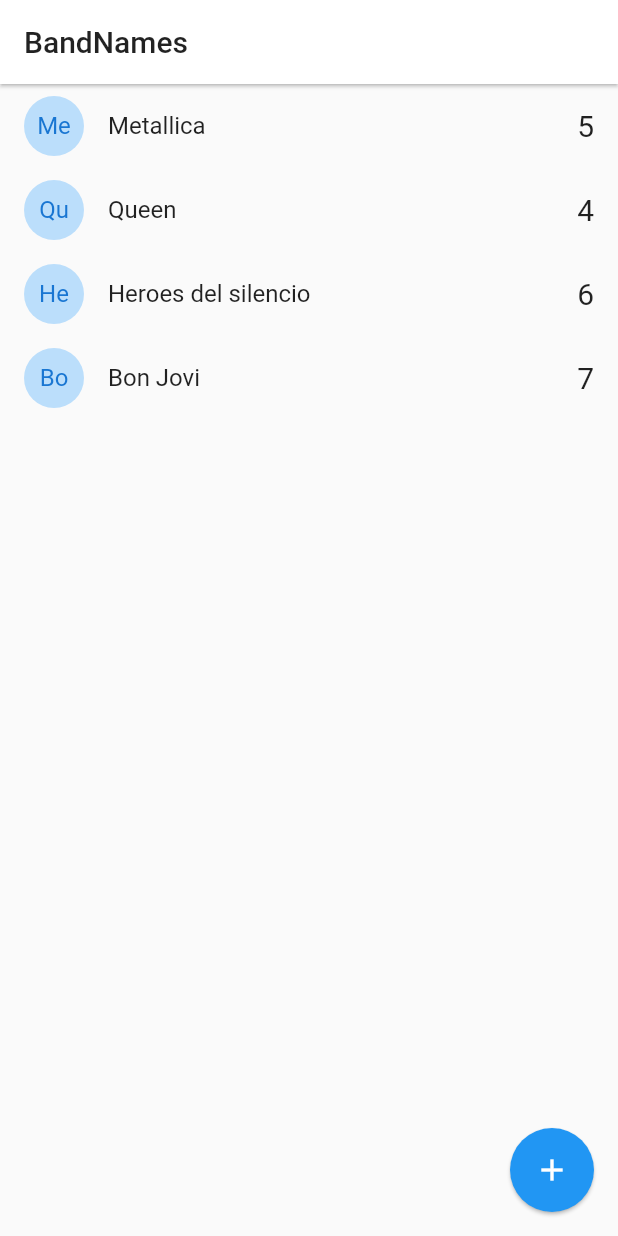
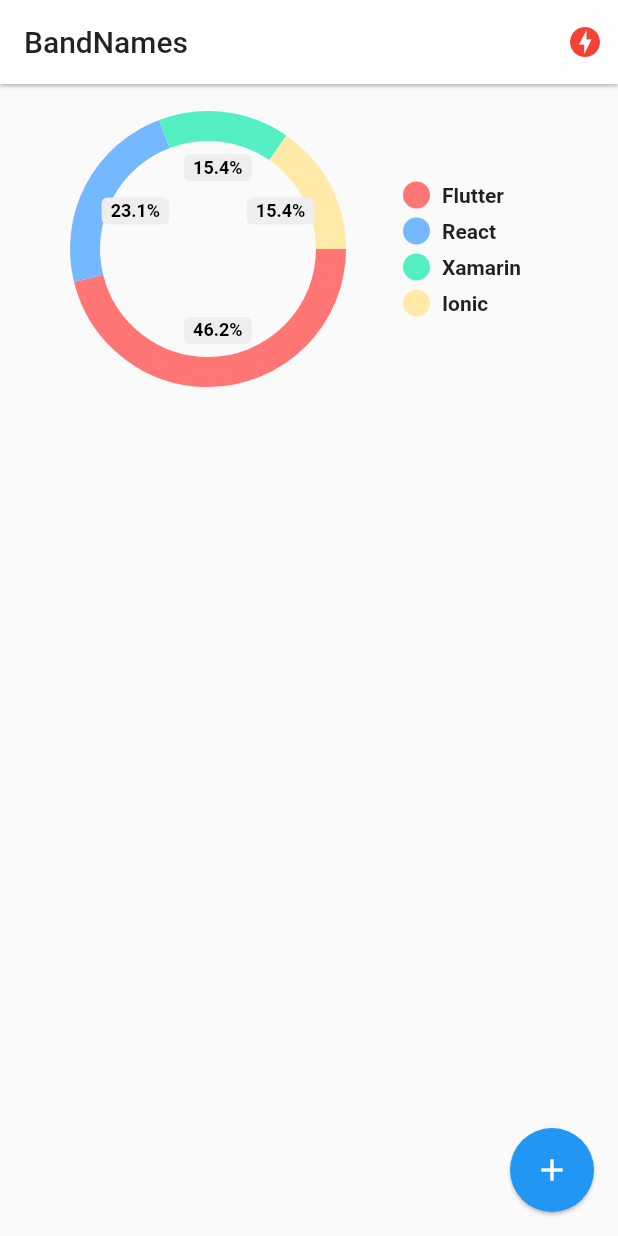
Before and after one commit to dev-RodrigoLopez/flutter-bandnames-socket, a Flutter app: the screen it shows after launch, on a phone screen of 412 x 824 dp. Run offline on Flutter 3.47's test engine with Material 2 defaults, Android fonts, the phone set to English and light mode, and no system bars; drawn by our look-alikes of pie_chart; our stand-ins replace socket_io_client; network calls fail.

Commit message:
App Terminada

```diff
--- a/lib/main.dart
+++ b/lib/main.dart
@@ -1,4 +1,8 @@
 import 'package:flutter/material.dart';
+import 'package:names_app/services/socket_service.dart';
+import 'package:provider/provider.dart';
+
+import 'package:names_app/src/pages/status.dart';
 import 'src/pages/home.dart';
 
 void main() => runApp(MyApp());
@@ -6,10 +10,16 @@ void main() => runApp(MyApp());
 class MyApp extends StatelessWidget {
   @override
   Widget build(BuildContext context) {
-    return MaterialApp(
-        debugShowCheckedModeBanner: false,
-        title: 'Material App',
-        initialRoute: 'home',
-        routes: {'home': (_) => HomePage()});
+    return MultiProvider(
+      providers: [
+        ChangeNotifierProvider(
+            create: (BuildContext context) => SocketService())
+      ],
+      child: MaterialApp(
+          debugShowCheckedModeBanner: false,
+          title: 'Material App',
+          initialRoute: 'home',
+          routes: {'home': (_) => HomePage(), 'status': (_) => StatusPage()}),
+    );
   }
 }
--- /dev/null
+++ b/lib/services/socket_service.dart
@@ -0,0 +1,44 @@
+import 'package:flutter/material.dart';
+import 'package:socket_io_client/socket_io_client.dart' as IO;
+
+enum ServerStatus { Online, Offline, Connecting }
+
+class SocketService with ChangeNotifier {
+  ServerStatus _serverStatus = ServerStatus.Connecting;
+  IO.Socket _socket;
+
+  //Declaramos el Getter
+  ServerStatus get serverStatus => this._serverStatus;
+  IO.Socket get socket => this._socket;
+
+  //Declaramos el constructor
+  SocketService() {
+    this._initConfig();
+  }
+
+  void _initConfig() {
+    this._socket = IO.io('http://192.168.1.87:3000', {
+      'transports': ['websocket'],
+      'autoConnect': true
+    });
+
+    this._socket.onConnect((_) {
+      print('connect');
+      this._serverStatus = ServerStatus.Online;
+      notifyListeners();
+    });
+
+    this._socket.onDisconnect((_) {
+      print('disconnect');
+      this._serverStatus = ServerStatus.Offline;
+      notifyListeners();
+    });
+
+    // socket.on('nuevo-mensaje', (payload) {
+    //   print('nuevo-mensaje: $payload');
+    //   print('nombre:' + payload['nombre']);
+    //   print('mensaje:' + payload['mensaje']);
+    //   print(payload.containsKey('mensaje2') ? payload['mensaje2'] : 'no hay');
+    // });
+  }
+}
--- a/lib/src/models/band.dart
+++ b/lib/src/models/band.dart
@@ -6,6 +6,9 @@ class Band {
   Band({this.id, this.name, this.votes});
 
   factory Band.fromMap(Map<String, dynamic> obj) {
-    return Band(id: obj['id'], name: obj['name'], votes: obj['votes']);
+    return Band(
+        id: obj.containsKey('id') ? obj['id'] : 'no-id',
+        name: obj.containsKey('name') ? obj['name'] : 'no-name',
+        votes: obj.containsKey('votes') ? obj['votes'] : 'no-votes');
   }
 }
--- a/lib/src/pages/home.dart
+++ b/lib/src/pages/home.dart
@@ -2,7 +2,10 @@ import 'dart:io';
 
 import 'package:flutter/cupertino.dart';
 import 'package:flutter/material.dart';
+import 'package:pie_chart/pie_chart.dart';
+import 'package:provider/provider.dart';
 
+import 'package:names_app/services/socket_service.dart';
 import 'package:names_app/src/models/band.dart';
 
 class HomePage extends StatefulWidget {
@@ -12,25 +15,62 @@ class HomePage extends StatefulWidget {
 
 class _HomePageState extends State<HomePage> {
   List<Band> bands = [
-    Band(id: '1', name: 'Metallica', votes: 5),
-    Band(id: '2', name: 'Queen', votes: 4),
-    Band(id: '3', name: 'Heroes del silencio', votes: 6),
-    Band(id: '4', name: 'Bon Jovi', votes: 7),
+    // Band(id: '1', name: 'Metallica', votes: 5),
+    // Band(id: '2', name: 'Queen', votes: 4),
+    // Band(id: '3', name: 'Heroes del silencio', votes: 6),
+    // Band(id: '4', name: 'Bon Jovi', votes: 7),
   ];
 
   @override
+  void initState() {
+    final socketService = Provider.of<SocketService>(context, listen: false);
+    socketService.socket.on('active-bands', _handleActiveBands);
+    super.initState();
+  }
+
+  _handleActiveBands(dynamic payload) {
+    this.bands = (payload as List).map((band) => Band.fromMap(band)).toList();
+
+    setState(() {});
+  }
+
+  @override
+  void dispose() {
+    final socketService = Provider.of<SocketService>(context, listen: false);
+    socketService.socket.off('active-bands');
+    super.dispose();
+  }
+
+  @override
   Widget build(BuildContext context) {
+    final socketService = Provider.of<SocketService>(context);
+
     return Scaffold(
       appBar: AppBar(
         title: Text('BandNames', style: TextStyle(color: Colors.black87)),
         backgroundColor: Colors.white,
         elevation: 1,
+        actions: <Widget>[
+          Container(
+            margin: EdgeInsets.only(right: 10),
+            child: (socketService.serverStatus == ServerStatus.Online)
+                ? Icon(Icons.check_circle, color: Colors.green[300])
+                : Icon(Icons.offline_bolt, color: Colors.red),
+          )
+        ],
       ),
-      body: ListView.builder(
-        itemCount: bands.length,
-        itemBuilder: (BuildContext context, int index) {
-          return _bandTile(bands[index]);
-        },
+      body: Column(
+        children: <Widget>[
+          _showGraph(),
+          Expanded(
+            child: ListView.builder(
+              itemCount: bands.length,
+              itemBuilder: (BuildContext context, int index) {
+                return _bandTile(bands[index]);
+              },
+            ),
+          )
+        ],
       ),
       floatingActionButton: FloatingActionButton(
         child: Icon(Icons.add),
@@ -41,13 +81,16 @@ class _HomePageState extends State<HomePage> {
   }
 
   Widget _bandTile(Band band) {
+    final socketService = Provider.of<SocketService>(context, listen: false);
+
     return Dismissible(
       key: Key(band.id),
       direction: DismissDirection.startToEnd,
       onDismissed: (DismissDirection direction) {
-        print('Direccion: $direction');
-        print('Nombre: ${band.name}');
+        // print('Direccion: $direction');
+        // print('Nombre: ${band.name}');
         //TODO: Llamar el borrado en el server
+        socketService.socket.emit('delete-band', {'id': band.id});
       },
       background: Container(
         padding: EdgeInsets.only(left: 8.0),
@@ -68,7 +111,8 @@ class _HomePageState extends State<HomePage> {
           style: TextStyle(fontSize: 20),
         ),
         onTap: () {
-          print(band.name);
+          // print(band.name);
+          socketService.socket.emit('vote-band', {'id': band.id});
         },
       ),
     );
@@ -121,12 +165,52 @@ class _HomePageState extends State<HomePage> {
 
   void addBandToList(String name) {
     if (name.length > 1) {
-      this
-          .bands
-          .add(new Band(id: DateTime.now().toString(), name: name, votes: 0));
-      setState(() {});
+      // this
+      //     .bands
+      //     .add(new Band(id: DateTime.now().toString(), name: name, votes: 0));
+      // setState(() {});
+      final socketService = Provider.of<SocketService>(context, listen: false);
+      socketService.socket.emit('add-band', {'name': name});
     }
 
     Navigator.pop(context);
   }
+
+  Widget _showGraph() {
+    Map<String, double> dataMap = new Map();
+
+    if (bands.isNotEmpty) {
+      dataMap = new Map();
+      bands.forEach((band) {
+        dataMap.putIfAbsent(band.name, () => band.votes.toDouble());
+      });
+    } else {
+      dataMap = {
+        "Flutter": 6,
+        "React": 3,
+        "Xamarin": 2,
+        "Ionic": 2,
+      };
+    }
+
+    // "Flutter": 5,
+    // "React": 3,
+    // "Xamarin": 2,
+    // "Ionic": 2,
+
+    return Container(
+        padding: EdgeInsets.only(top: 20),
+        width: double.infinity,
+        height: 200,
+        child: PieChart(
+          dataMap: dataMap,
+          chartType: ChartType.ring,
+          chartValuesOptions: ChartValuesOptions(
+            showChartValueBackground: true,
+            showChartValues: true,
+            showChartValuesInPercentage: true,
+            showChartValuesOutside: false,
+          ),
+        ));
+  }
 }
--- a/pubspec.yaml
+++ b/pubspec.yaml
@@ -28,6 +28,9 @@ dependencies:
   # The following adds the Cupertino Icons font to your application.
   # Use with the CupertinoIcons class for iOS style icons.
   cupertino_icons: ^1.0.0
+  socket_io_client: ^0.9.12
+  provider: ^4.3.2+3
+  pie_chart: ^4.0.1
 
 dev_dependencies:
   flutter_test:
```
Also changed, not shown: lib/src/pages/status.dart (added, +26 -0 lines), pubspec.lock.
